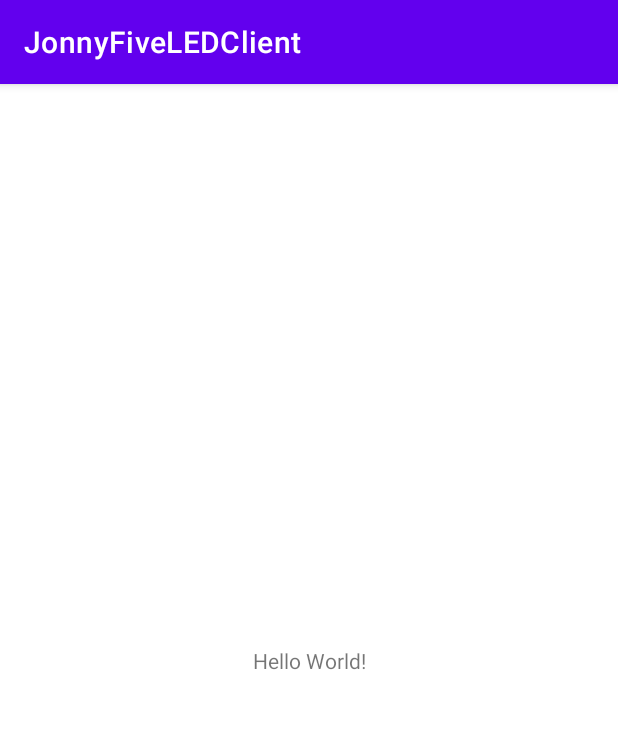
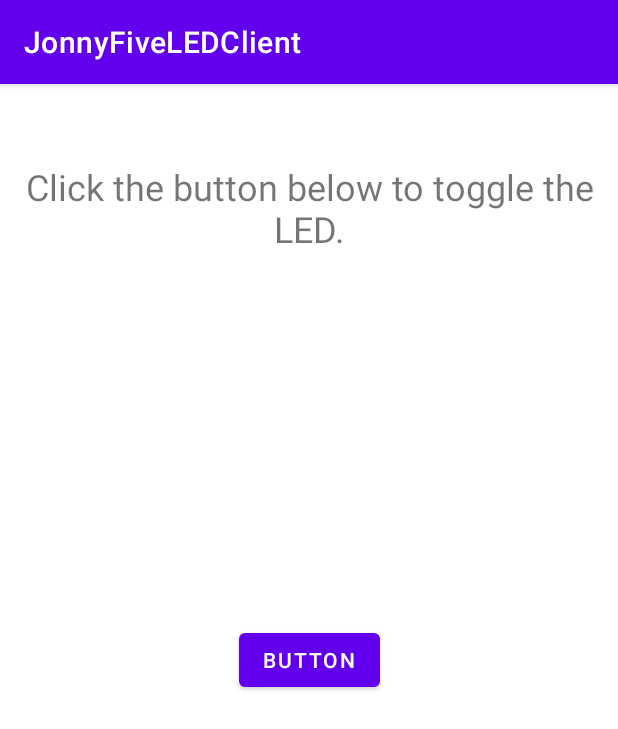
Before and after one commit to buoyantair/JonnyFiveLEDClient, an Android app: the screen it shows after launch (MainActivity), on a phone screen of 412 x 824 dp. Shown: the top 729 px of the screen. Run offline under Robolectric (Android 15) with nearby library versions, the phone set to English and light mode, and no system bars.

Commit message:
Add button

```diff
--- a/app/src/main/java/buoyantair/jonnyfiveledclient/MainActivity.kt
+++ b/app/src/main/java/buoyantair/jonnyfiveledclient/MainActivity.kt
@@ -2,10 +2,16 @@ package buoyantair.jonnyfiveledclient
 
 import androidx.appcompat.app.AppCompatActivity
 import android.os.Bundle
+import android.view.View
+import java.io.Console
 
 class MainActivity : AppCompatActivity() {
     override fun onCreate(savedInstanceState: Bundle?) {
         super.onCreate(savedInstanceState)
         setContentView(R.layout.activity_main)
     }
+
+    fun sendMessage(view: View) {
+        println("Hello world")
+    }
 }
--- a/app/src/main/res/layout/activity_main.xml
+++ b/app/src/main/res/layout/activity_main.xml
@@ -7,12 +7,30 @@
     tools:context=".MainActivity">
 
     <TextView
+        android:id="@+id/textView"
+        android:layout_width="412dp"
+        android:layout_height="71dp"
+        android:layout_marginTop="52dp"
+        android:autoText="false"
+        android:lines="2"
+        android:singleLine="false"
+        android:text="Click the button below to toggle the LED."
+        android:textAlignment="center"
+        android:textSize="24sp"
+        app:layout_constraintEnd_toEndOf="parent"
+        app:layout_constraintHorizontal_bias="0.0"
+        app:layout_constraintStart_toStartOf="parent"
+        app:layout_constraintTop_toTopOf="parent" />
+
+    <Button
+        android:id="@+id/button"
         android:layout_width="wrap_content"
         android:layout_height="wrap_content"
-        android:text="Hello World!"
+        android:onClick="sendMessage"
+        android:text="Button"
         app:layout_constraintBottom_toBottomOf="parent"
-        app:layout_constraintLeft_toLeftOf="parent"
-        app:layout_constraintRight_toRightOf="parent"
+        app:layout_constraintEnd_toEndOf="parent"
+        app:layout_constraintStart_toStartOf="parent"
         app:layout_constraintTop_toTopOf="parent" />
 
 </androidx.constraintlayout.widget.ConstraintLayout>
```
